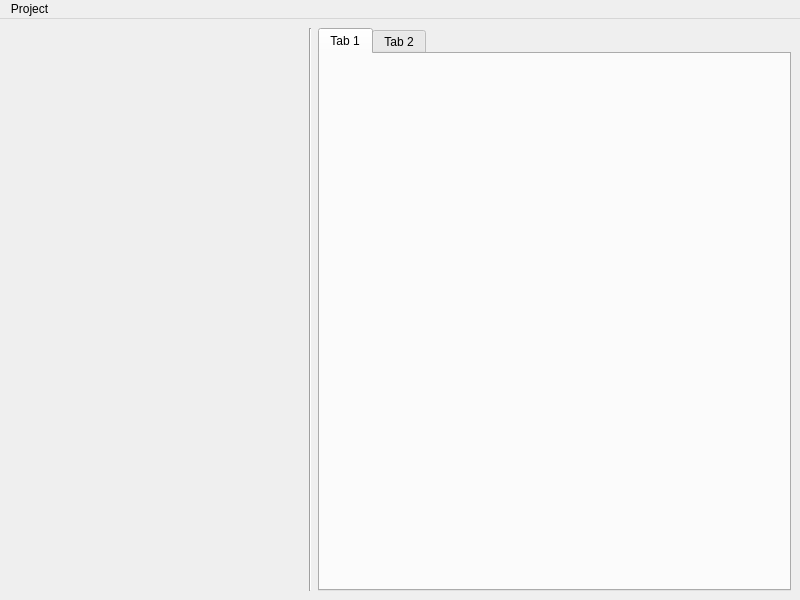
First picture: the form in appli/prodManager/ui/prodManager.ui, repository snaress/studio, before the edit.
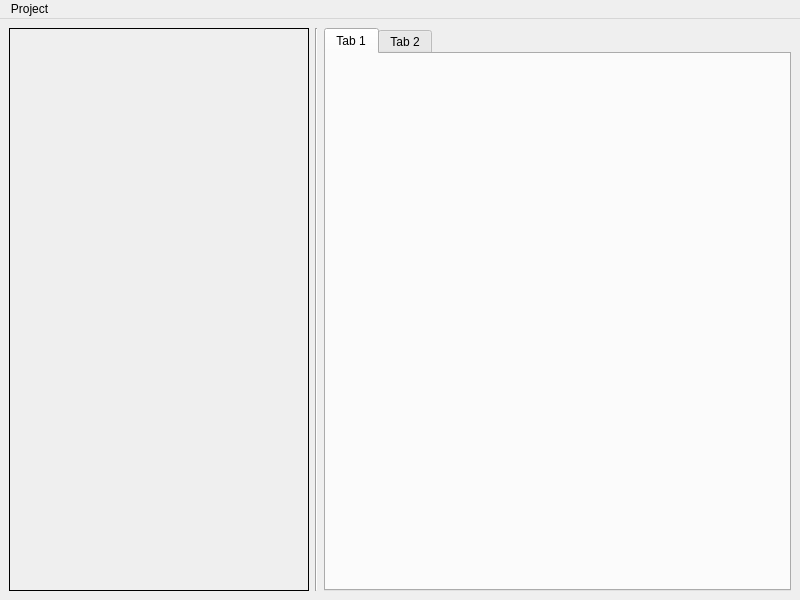
Second picture: the form after the edit.

Commit message: prodManager: project settings: Add steps color; Mise en place main tree

Patch:
```diff
--- a/appli/prodManager/ui/prodManager.ui
+++ b/appli/prodManager/ui/prodManager.ui
@@ -18,24 +18,31 @@
     <item row="0" column="0">
      <layout class="QHBoxLayout" name="horizontalLayout">
       <item>
-       <layout class="QVBoxLayout" name="verticalLayout">
-        <item>
-         <spacer name="horizontalSpacer">
-          <property name="orientation">
-           <enum>Qt::Horizontal</enum>
-          </property>
-          <property name="sizeType">
-           <enum>QSizePolicy::Fixed</enum>
-          </property>
-          <property name="sizeHint" stdset="0">
+       <widget class="QFrame" name="qfLeftUi">
+        <property name="minimumSize">
+         <size>
+          <width>300</width>
+          <height>0</height>
+         </size>
+        </property>
+        <property name="maximumSize">
            <size>
             <width>300</width>
-            <height>20</height>
-           </size>
-          </property>
-         </spacer>
-        </item>
-       </layout>
+          <height>16777215</height>
+         </size>
+        </property>
+        <property name="frameShape">
+         <enum>QFrame::Box</enum>
+        </property>
+        <layout class="QVBoxLayout" name="vlLeftUi">
+         <property name="spacing">
+          <number>0</number>
+         </property>
+         <property name="margin">
+          <number>0</number>
+         </property>
+        </layout>
+       </widget>
       </item>
       <item>
        <widget class="Line" name="line">
```
Left out of the diff: 4 changed lines with no effect on the pictures. Lines whose indentation alone changed are shown as unchanged. The commit also changes 17 other files.
